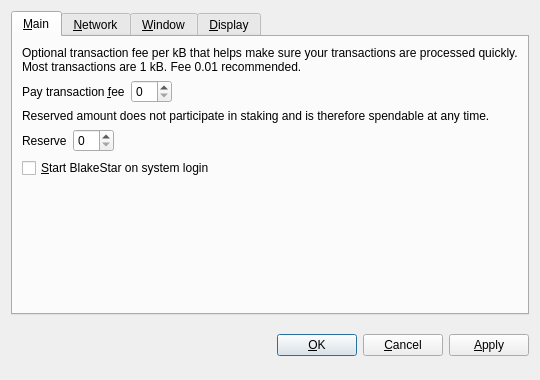
MyCryptoCoins/Helium, file src/qt/forms/optionsdialog.ui: the form before one commit.
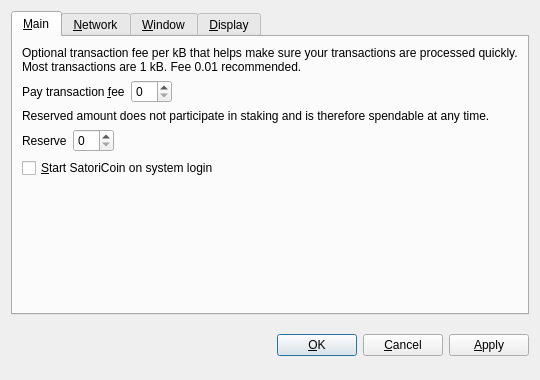
The form after the commit. Custom widgets are drawn as their Qt base class.

The edit to the form file:
```diff
--- a/src/qt/forms/optionsdialog.ui
+++ b/src/qt/forms/optionsdialog.ui
@@ -128,7 +128,7 @@
           <string>Automatically start BlakeStar after logging in to the system.</string>
          </property>
          <property name="text">
-          <string>&amp;Start BlakeStar on system login</string>
+          <string>&amp;Start SatoriCoin on system login</string>
          </property>
         </widget>
        </item>
```
Left out of the diff: 8 changed lines with no effect on the pictures.
